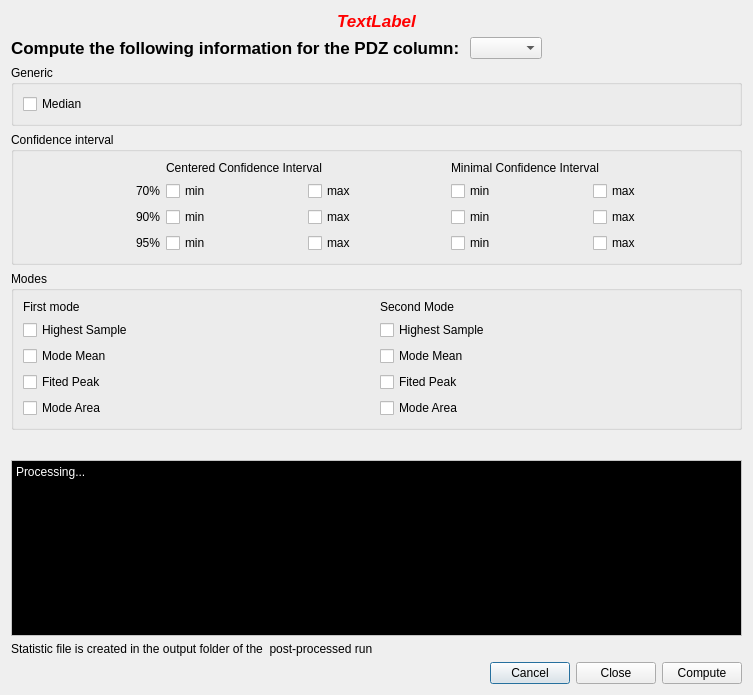
Above: PhzQtUI/auxdir/PhzQtUI/DialogPOP.ui from astrorama/Phosphoros before the change. Below: the same form after it.
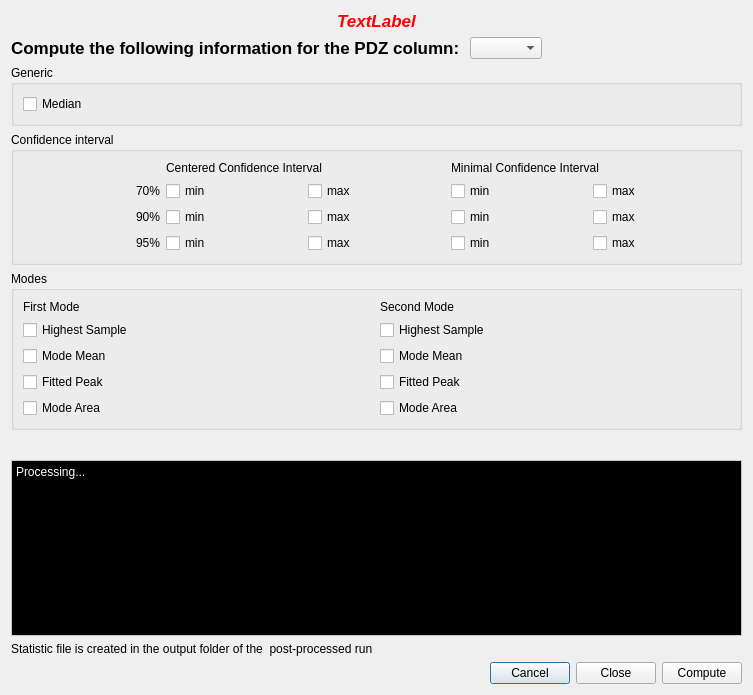
That is the form after the change.

The edit to the form file:
```diff
--- a/PhzQtUI/auxdir/PhzQtUI/DialogPOP.ui
+++ b/PhzQtUI/auxdir/PhzQtUI/DialogPOP.ui
@@ -689,7 +689,7 @@
         <item row="0" column="0">
          <widget class="QLabel" name="label_7">
           <property name="text">
-           <string>First mode</string>
+           <string>First Mode</string>
           </property>
          </widget>
         </item>
@@ -731,7 +731,7 @@
         <item row="3" column="1">
          <widget class="QCheckBox" name="cb_02_fited">
           <property name="text">
-           <string>Fited Peak</string>
+           <string>Fitted Peak</string>
           </property>
          </widget>
         </item>
@@ -745,7 +745,7 @@
         <item row="3" column="0">
          <widget class="QCheckBox" name="cb_01_fited">
           <property name="text">
-           <string>Fited Peak</string>
+           <string>Fitted Peak</string>
           </property>
          </widget>
         </item>
```
